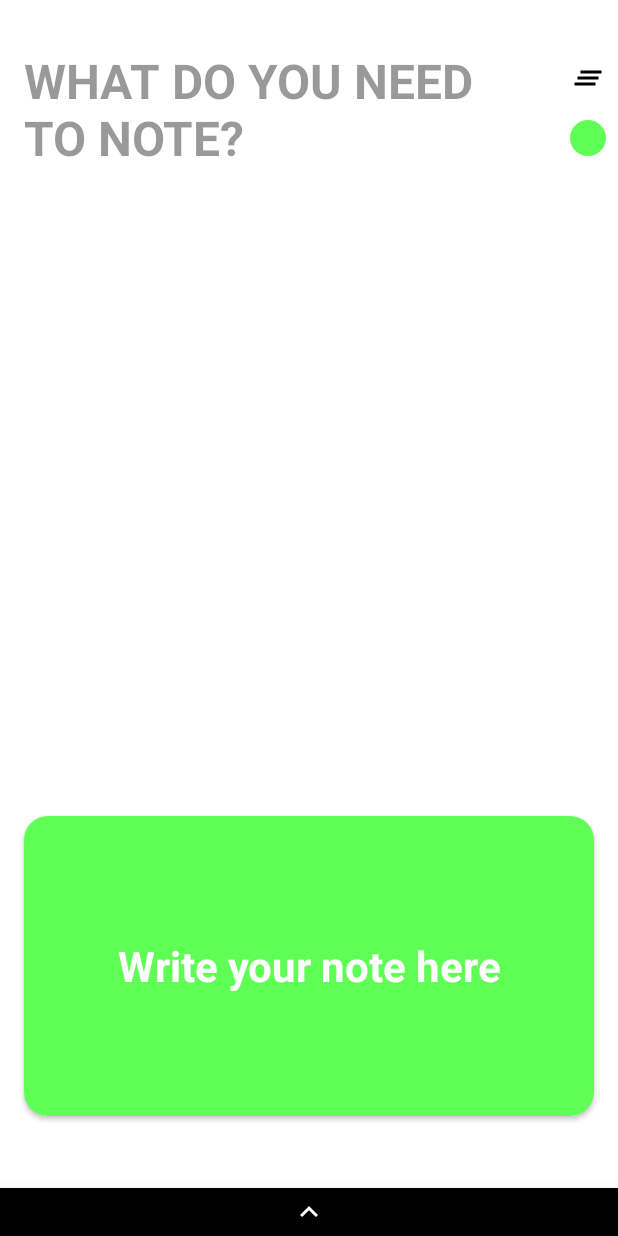
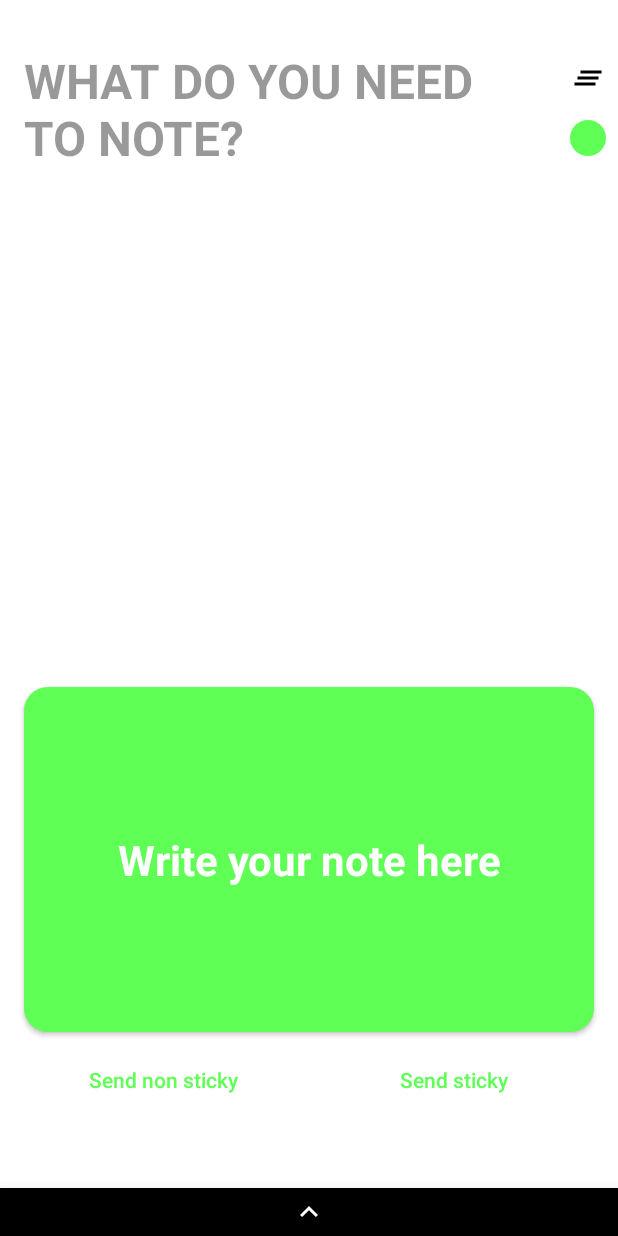
Before and after one commit to RAN3000/Notefication, an Android app: the screen it shows after launch (MainActivity), on a phone screen of 412 x 824 dp. Run offline under Robolectric (Android 15) with nearby library versions, the phone set to English and light mode, and no system bars; our stand-ins replace ButterKnife, Room's generated code, Timber; 2 statements that could not run were skipped.

Commit message:
Add buttons to send notifications

```diff
--- a/app/src/main/java/com/ran3000/notefication2/MainActivity.java
+++ b/app/src/main/java/com/ran3000/notefication2/MainActivity.java
@@ -1,5 +1,6 @@
 package com.ran3000.notefication2;
 
+import android.annotation.SuppressLint;
 import android.app.Activity;
 import android.app.ActivityOptions;
 import android.content.ClipData;
@@ -27,7 +28,6 @@ import android.widget.Button;
 import android.widget.EditText;
 import android.widget.ImageButton;
 import android.widget.ImageView;
-import android.widget.RelativeLayout;
 import android.widget.TextView;
 import android.widget.Toast;
 
@@ -47,7 +47,7 @@ public class MainActivity extends AppCompatActivity {
     @BindView(R.id.main_background)
     Button mainBackground;
     @BindView(R.id.notification_edit_layout)
-    RelativeLayout editLayout;
+    ConstraintLayout editLayout;
     @BindView(R.id.notification_edit_edittext)
     EditText mainEditText;
     @BindView(R.id.main_down_button)
@@ -58,6 +58,10 @@ public class MainActivity extends AppCompatActivity {
     ImageView mainColorPreview;
     @BindView(R.id.main_text)
     TextView mainText;
+    @BindView(R.id.main_send_sticky)
+    Button mainSendSticky;
+    @BindView(R.id.main_send_non_sticky)
+    Button mainSendNonSticky;
 
     private ColorManager colorManager;
     private NoteDatabase database;
@@ -67,6 +71,7 @@ public class MainActivity extends AppCompatActivity {
 
     private boolean darkMode = false;
 
+    @SuppressLint("ClickableViewAccessibility")
     @Override
     protected void onCreate(Bundle savedInstanceState) {
         super.onCreate(savedInstanceState);
@@ -101,9 +106,11 @@ public class MainActivity extends AppCompatActivity {
         Timber.d("Activity created.");
 
         ViewCompat.setTranslationZ(mainBackground, 1);
-        ViewCompat.setTranslationZ(mainLayout, 20);
+        ViewCompat.setTranslationZ(editLayout, 20);
         ViewCompat.setTranslationZ(mainDownButton, 20);
         ViewCompat.setTranslationZ(mainClearAllButton, 20);
+        ViewCompat.setTranslationZ(mainSendSticky, 20);
+        ViewCompat.setTranslationZ(mainSendNonSticky, 20);
 
 
         // edit text action send
@@ -111,7 +118,7 @@ public class MainActivity extends AppCompatActivity {
             @Override
             public boolean onEditorAction(TextView v, int actionId, KeyEvent event) {
                 if (actionId == EditorInfo.IME_ACTION_SEND) {
-                    sendNote();
+                    sendNoteSticky();
                     return true;
                 }
                 return false;
@@ -168,7 +175,8 @@ public class MainActivity extends AppCompatActivity {
         }
     }
 
-    public void sendNote() {
+    @OnClick(R.id.main_send_sticky)
+    public void sendNoteSticky() {
         Timber.d("Note sent: %s", mainEditText.getText());
 
         if (mainEditText.getText().toString().equalsIgnoreCase("dark")) {
@@ -201,6 +209,8 @@ public class MainActivity extends AppCompatActivity {
         Timber.d("Background changed color.");
         editLayout.setBackgroundResource(colorManager.getCurrentColor());
         mainColorPreview.setImageResource(ColorManager.getCircleFor(colorManager.getCurrentColor()));
+        mainSendSticky.setTextColor(getResources().getColor(colorManager.getCurrentColor()));
+        mainSendNonSticky.setTextColor(getResources().getColor(colorManager.getCurrentColor()));
         getWindow().setStatusBarColor(ContextCompat.getColor(this, colorManager.getCurrentDarkColor()));
 
         // change color changes thread
--- a/app/src/main/res/layout/activity_main.xml
+++ b/app/src/main/res/layout/activity_main.xml
@@ -58,13 +58,14 @@
         />
 
     <androidx.cardview.widget.CardView
+        android:id="@+id/main_edit_cardview"
         android:layout_width="0dp"
         android:layout_height="wrap_content"
         android:layout_marginStart="16dp"
         android:layout_marginEnd="16dp"
-        android:layout_marginBottom="48dp"
+        android:layout_marginBottom="8dp"
         app:layout_constraintStart_toStartOf="parent"
-        app:layout_constraintBottom_toTopOf="@id/main_down_button"
+        app:layout_constraintBottom_toTopOf="@id/main_send_sticky"
         app:layout_constraintEnd_toEndOf="parent"
         android:elevation="0dp"
         app:cardCornerRadius="16dp"
@@ -73,6 +74,40 @@
         <include layout="@layout/notification_edit_layout"/>
 
     </androidx.cardview.widget.CardView>
+
+    <Button
+        android:id="@+id/main_send_sticky"
+        android:layout_width="0dp"
+        android:layout_height="wrap_content"
+        android:layout_marginStart="4dp"
+        android:layout_marginEnd="16dp"
+        android:layout_marginBottom="48dp"
+        app:layout_constraintStart_toEndOf="@id/main_send_non_sticky"
+        app:layout_constraintBottom_toTopOf="@id/main_down_button"
+        app:layout_constraintEnd_toEndOf="parent"
+        android:text="Send sticky"
+        android:textAllCaps="false"
+        android:background="@android:color/transparent"
+        android:textColor="@color/green"
+        android:elevation="0dp"
+        />
+
+    <Button
+        android:id="@+id/main_send_non_sticky"
+        android:layout_width="0dp"
+        android:layout_height="wrap_content"
+        android:layout_marginStart="16dp"
+        android:layout_marginEnd="4dp"
+        android:layout_marginBottom="48dp"
+        app:layout_constraintStart_toStartOf="parent"
+        app:layout_constraintBottom_toTopOf="@id/main_down_button"
+        app:layout_constraintEnd_toStartOf="@id/main_send_sticky"
+        android:text="Send non sticky"
+        android:textAllCaps="false"
+        android:background="@android:color/transparent"
+        android:textColor="@color/green"
+        android:elevation="0dp"
+        />
 
 
 <!--    <EditText-->
--- a/app/src/main/res/layout/notification_edit_layout.xml
+++ b/app/src/main/res/layout/notification_edit_layout.xml
@@ -1,19 +1,15 @@
 <?xml version="1.0" encoding="utf-8"?>
-<RelativeLayout xmlns:android="http://schemas.android.com/apk/res/android"
+<androidx.constraintlayout.widget.ConstraintLayout xmlns:android="http://schemas.android.com/apk/res/android"
     android:id="@+id/notification_edit_layout"
     android:layout_width="match_parent"
-    android:layout_height="200dp"
+    android:layout_height="230dp"
     xmlns:app="http://schemas.android.com/apk/res-auto"
     android:background="@color/green">
 
     <EditText
         android:id="@+id/notification_edit_edittext"
-        android:layout_width="match_parent"
-        android:layout_height="match_parent"
-        android:layout_marginStart="20dp"
-        android:layout_marginEnd="20dp"
-        android:layout_marginTop="20dp"
-        android:layout_marginBottom="20dp"
+        android:layout_width="0dp"
+        android:layout_height="0dp"
         android:hint="@string/write_your_note_here"
         android:inputType="textCapSentences|textMultiLine"
         android:imeOptions="actionSend"
@@ -26,8 +22,17 @@
         android:textAlignment="center"
         android:layout_centerInParent="true"
         android:scrollHorizontally="false"
+        android:privateImeOptions="actionSend"
         android:maxLines="6"
         android:maxLength="100"
+        android:layout_marginTop="20dp"
+        android:layout_marginBottom="20dp"
+        android:layout_marginStart="20dp"
+        android:layout_marginEnd="20dp"
+        app:layout_constraintTop_toTopOf="parent"
+        app:layout_constraintBottom_toBottomOf="parent"
+        app:layout_constraintStart_toEndOf="@id/notification_edit_thread_indicator"
+        app:layout_constraintEnd_toEndOf="parent"
         />
 
     <ImageView
@@ -36,6 +41,10 @@
         android:layout_width="wrap_content"
         android:layout_height="match_parent"
         android:src="@drawable/transparent_white_rect"
-        android:contentDescription="thread bar" />
+        android:contentDescription="thread bar"
+        app:layout_constraintStart_toStartOf="parent"
+        app:layout_constraintTop_toTopOf="parent"
+        app:layout_constraintBottom_toBottomOf="parent"
+        />
 
-</RelativeLayout>
+</androidx.constraintlayout.widget.ConstraintLayout>
```
Also changed, not shown: app/src/main/java/com/ran3000/notefication2/NoteDragShadowBuilder.java (added, +59 -0 lines).
